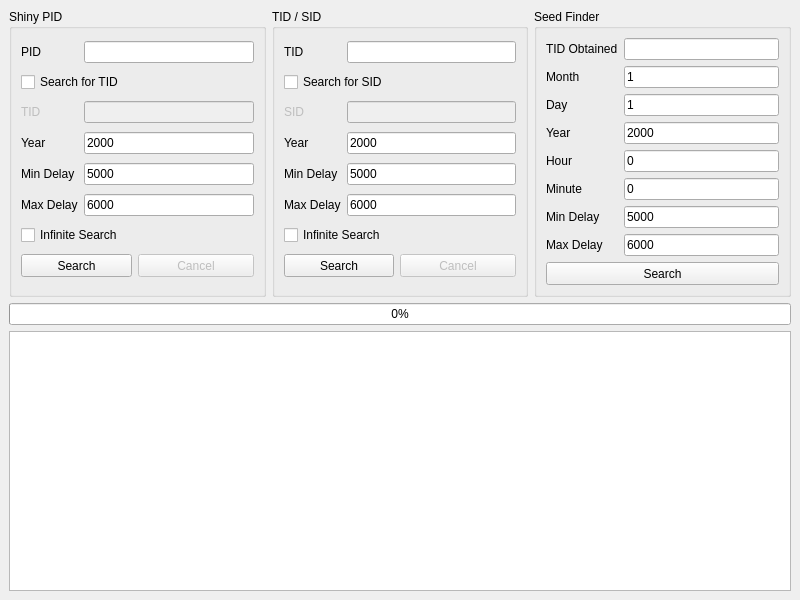
The window that Forms/Gen4/IDs4.ui (Admiral-Fish/PokeFinder) describes before a commit, drawn with Qt 5.
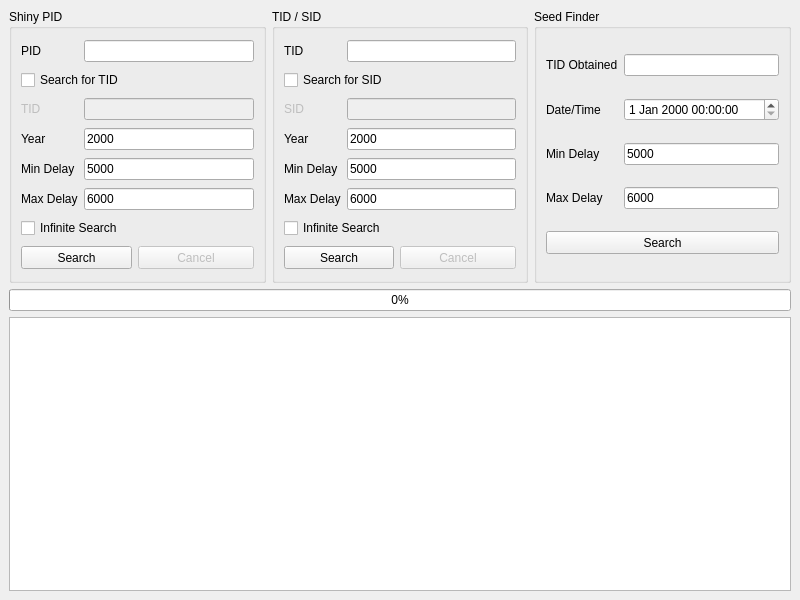
The same window after the commit. Custom widgets are drawn as their Qt base class.

```diff
--- a/Forms/Gen4/IDs4.ui
+++ b/Forms/Gen4/IDs4.ui
@@ -110,7 +110,7 @@
       <property name="sizePolicy">
        <sizepolicy hsizetype="Preferred" vsizetype="Preferred">
         <horstretch>0</horstretch>
-        <verstretch>1</verstretch>
+        <verstretch>2</verstretch>
        </sizepolicy>
       </property>
       <property name="minimumSize">
@@ -124,7 +124,7 @@
       </property>
       <layout class="QGridLayout" name="gridLayout">
        <item row="0" column="0">
-        <widget class="QLabel" name="label">
+        <widget class="QLabel" name="labelShinyPIDPID">
          <property name="sizePolicy">
           <sizepolicy hsizetype="Fixed" vsizetype="Preferred">
            <horstretch>0</horstretch>
@@ -137,7 +137,7 @@
         </widget>
        </item>
        <item row="0" column="1" colspan="2">
-        <widget class="TextBox" name="textBoxPID">
+        <widget class="TextBox" name="textBoxShinyPIDPID">
          <property name="sizePolicy">
           <sizepolicy hsizetype="Preferred" vsizetype="Fixed">
            <horstretch>0</horstretch>
@@ -150,14 +150,14 @@
         </widget>
        </item>
        <item row="1" column="0" colspan="2">
-        <widget class="QCheckBox" name="checkBoxSearchTIDShinyPID">
+        <widget class="QCheckBox" name="checkBoxShinyPIDSearchTID">
          <property name="text">
           <string>Search for TID</string>
          </property>
         </widget>
        </item>
        <item row="2" column="0">
-        <widget class="QLabel" name="label_2">
+        <widget class="QLabel" name="labelShinyPIDTID">
          <property name="enabled">
           <bool>false</bool>
          </property>
@@ -173,7 +173,7 @@
         </widget>
        </item>
        <item row="2" column="1" colspan="2">
-        <widget class="TextBox" name="textBoxTIDShinyPID">
+        <widget class="TextBox" name="textBoxShinyPIDTID">
          <property name="enabled">
           <bool>false</bool>
          </property>
@@ -189,7 +189,7 @@
         </widget>
        </item>
        <item row="3" column="0">
-        <widget class="QLabel" name="label_3">
+        <widget class="QLabel" name="labelShinyPIDYear">
          <property name="sizePolicy">
           <sizepolicy hsizetype="Fixed" vsizetype="Preferred">
            <horstretch>0</horstretch>
@@ -202,7 +202,7 @@
         </widget>
        </item>
        <item row="3" column="1" colspan="2">
-        <widget class="TextBox" name="textBoxYearShinyPID">
+        <widget class="TextBox" name="textBoxShinyPIDYear">
          <property name="sizePolicy">
           <sizepolicy hsizetype="Preferred" vsizetype="Fixed">
            <horstretch>0</horstretch>
@@ -218,7 +218,7 @@
         </widget>
        </item>
        <item row="4" column="0">
-        <widget class="QLabel" name="label_4">
+        <widget class="QLabel" name="labelShinyPIDMinDelay">
          <property name="sizePolicy">
           <sizepolicy hsizetype="Fixed" vsizetype="Preferred">
            <horstretch>0</horstretch>
@@ -231,7 +231,7 @@
         </widget>
        </item>
        <item row="4" column="1" colspan="2">
-        <widget class="TextBox" name="textBoxMinDelayShinyPID">
+        <widget class="TextBox" name="textBoxShinyPIDMinDelay">
          <property name="sizePolicy">
           <sizepolicy hsizetype="Preferred" vsizetype="Fixed">
            <horstretch>0</horstretch>
@@ -247,7 +247,7 @@
         </widget>
        </item>
        <item row="5" column="0">
-        <widget class="QLabel" name="label_5">
+        <widget class="QLabel" name="labelShinyPIDMaxDelay">
          <property name="sizePolicy">
           <sizepolicy hsizetype="Fixed" vsizetype="Preferred">
            <horstretch>0</horstretch>
@@ -260,7 +260,7 @@
         </widget>
        </item>
        <item row="5" column="1" colspan="2">
-        <widget class="TextBox" name="textBoxMaxDelayShinyPID">
+        <widget class="TextBox" name="textBoxShinyPIDMaxDelay">
          <property name="sizePolicy">
           <sizepolicy hsizetype="Preferred" vsizetype="Fixed">
            <horstretch>0</horstretch>
@@ -276,14 +276,14 @@
         </widget>
        </item>
        <item row="6" column="0" colspan="2">
-        <widget class="QCheckBox" name="checkBoxInfiniteSearchShinyPID">
+        <widget class="QCheckBox" name="checkBoxShinyPIDInfiniteSearch">
          <property name="text">
           <string>Infinite Search</string>
          </property>
         </widget>
        </item>
        <item row="7" column="0" colspan="2">
-        <widget class="QPushButton" name="pushButtonSearchShinyPID">
+        <widget class="QPushButton" name="pushButtonShinyPIDSearch">
          <property name="sizePolicy">
           <sizepolicy hsizetype="Preferred" vsizetype="Fixed">
            <horstretch>0</horstretch>
@@ -305,7 +305,7 @@
         </widget>
        </item>
        <item row="7" column="2">
-        <widget class="QPushButton" name="pushButtonCancelShinyPID">
+        <widget class="QPushButton" name="pushButtonShinyPIDCancel">
          <property name="enabled">
           <bool>false</bool>
          </property>
@@ -334,7 +334,7 @@
       <property name="sizePolicy">
        <sizepolicy hsizetype="Preferred" vsizetype="Preferred">
         <horstretch>0</horstretch>
-        <verstretch>1</verstretch>
+        <verstretch>2</verstretch>
        </sizepolicy>
       </property>
       <property name="title">
@@ -342,7 +342,7 @@
       </property>
       <layout class="QGridLayout" name="gridLayout_2">
        <item row="0" column="0">
-        <widget class="QLabel" name="label_9">
+        <widget class="QLabel" name="labelTIDSIDTID">
          <property name="sizePolicy">
           <sizepolicy hsizetype="Fixed" vsizetype="Preferred">
            <horstretch>0</horstretch>
@@ -355,7 +355,7 @@
         </widget>
        </item>
        <item row="0" column="1" colspan="2">
-        <widget class="TextBox" name="textBoxTIDTIDSID">
+        <widget class="TextBox" name="textBoxTIDSIDTID">
          <property name="sizePolicy">
           <sizepolicy hsizetype="Preferred" vsizetype="Fixed">
            <horstretch>0</horstretch>
@@ -368,14 +368,14 @@
         </widget>
        </item>
        <item row="1" column="0" colspan="2">
-        <widget class="QCheckBox" name="checkBoxSearchSID">
+        <widget class="QCheckBox" name="checkBoxTIDSIDSearchSID">
          <property name="text">
           <string>Search for SID</string>
          </property>
         </widget>
        </item>
        <item row="2" column="0">
-        <widget class="QLabel" name="label_8">
+        <widget class="QLabel" name="labelTIDSIDSID">
          <property name="enabled">
           <bool>false</bool>
          </property>
@@ -391,7 +391,7 @@
         </widget>
        </item>
        <item row="2" column="1" colspan="2">
-        <widget class="TextBox" name="textBoxSIDTIDSID">
+        <widget class="TextBox" name="textBoxTIDSIDSID">
          <property name="enabled">
           <bool>false</bool>
          </property>
@@ -407,7 +407,7 @@
         </widget>
        </item>
        <item row="3" column="0">
-        <widget class="QLabel" name="label_6">
+        <widget class="QLabel" name="labelTIDSIDYear">
          <property name="sizePolicy">
           <sizepolicy hsizetype="Fixed" vsizetype="Preferred">
            <horstretch>0</horstretch>
@@ -420,7 +420,7 @@
         </widget>
        </item>
        <item row="3" column="1" colspan="2">
-        <widget class="TextBox" name="textBoxYearTIDSID">
+        <widget class="TextBox" name="textBoxTIDSIDYear">
          <property name="sizePolicy">
           <sizepolicy hsizetype="Preferred" vsizetype="Fixed">
            <horstretch>0</horstretch>
@@ -436,7 +436,7 @@
         </widget>
        </item>
        <item row="4" column="0">
-        <widget class="QLabel" name="label_10">
+        <widget class="QLabel" name="labelTIDSIDMinDelay">
          <property name="sizePolicy">
           <sizepolicy hsizetype="Fixed" vsizetype="Preferred">
            <horstretch>0</horstretch>
@@ -449,7 +449,7 @@
         </widget>
        </item>
        <item row="4" column="1" colspan="2">
-        <widget class="TextBox" name="textBoxMinDelayTIDSID">
+        <widget class="TextBox" name="textBoxTIDSIDMinDelay">
          <property name="sizePolicy">
           <sizepolicy hsizetype="Preferred" vsizetype="Fixed">
            <horstretch>0</horstretch>
@@ -465,7 +465,7 @@
         </widget>
        </item>
        <item row="5" column="0">
-        <widget class="QLabel" name="label_7">
+        <widget class="QLabel" name="labelTIDSIDMaxDelay">
          <property name="sizePolicy">
           <sizepolicy hsizetype="Fixed" vsizetype="Preferred">
            <horstretch>0</horstretch>
@@ -478,7 +478,7 @@
         </widget>
        </item>
        <item row="5" column="1" colspan="2">
-        <widget class="TextBox" name="textBoxMaxDelayTIDSID">
+        <widget class="TextBox" name="textBoxTIDSIDMaxDelay">
          <property name="sizePolicy">
           <sizepolicy hsizetype="Preferred" vsizetype="Fixed">
            <horstretch>0</horstretch>
@@ -494,14 +494,14 @@
         </widget>
        </item>
        <item row="6" column="0" colspan="2">
-        <widget class="QCheckBox" name="checkBoxInfiniteSearchTIDSID">
+        <widget class="QCheckBox" name="checkBoxTIDSIDInfiniteSearch">
          <property name="text">
           <string>Infinite Search</string>
          </property>
         </widget>
        </item>
        <item row="7" column="0" colspan="2">
-        <widget class="QPushButton" name="pushButtonSearchTIDSID">
+        <widget class="QPushButton" name="pushButtonTIDSIDSearch">
          <property name="sizePolicy">
           <sizepolicy hsizetype="Preferred" vsizetype="Fixed">
            <horstretch>0</horstretch>
@@ -523,7 +523,7 @@
         </widget>
        </item>
        <item row="7" column="2">
-        <widget class="QPushButton" name="pushButtonCancelTIDSID">
+        <widget class="QPushButton" name="pushButtonTIDSIDCancel">
          <property name="enabled">
           <bool>false</bool>
          </property>
@@ -552,7 +552,7 @@
       <property name="sizePolicy">
        <sizepolicy hsizetype="Preferred" vsizetype="Preferred">
         <horstretch>0</horstretch>
-        <verstretch>1</verstretch>
+        <verstretch>2</verstretch>
        </sizepolicy>
       </property>
       <property name="title">
@@ -560,7 +560,7 @@
       </property>
       <layout class="QGridLayout" name="gridLayout_3">
        <item row="0" column="0">
-        <widget class="QLabel" name="label_11">
+        <widget class="QLabel" name="labelSeedFinderTID">
          <property name="sizePolicy">
           <sizepolicy hsizetype="Fixed" vsizetype="Preferred">
            <horstretch>0</horstretch>
@@ -573,7 +573,7 @@
         </widget>
        </item>
        <item row="0" column="1">
-        <widget class="QLineEdit" name="textBoxTIDSeedFinder">
+        <widget class="QLineEdit" name="textBoxSeedFinderTID">
          <property name="sizePolicy">
           <sizepolicy hsizetype="Preferred" vsizetype="Fixed">
            <horstretch>0</horstretch>
@@ -583,36 +583,32 @@
         </widget>
        </item>
        <item row="1" column="0">
-        <widget class="QLabel" name="label_12">
-         <property name="sizePolicy">
-          <sizepolicy hsizetype="Fixed" vsizetype="Preferred">
-           <horstretch>0</horstretch>
-           <verstretch>0</verstretch>
-          </sizepolicy>
-         </property>
+        <widget class="QLabel" name="labelSeedFinderDateTime">
          <property name="text">
-          <string>Month</string>
+          <string>Date/Time</string>
          </property>
         </widget>
        </item>
        <item row="1" column="1">
-        <widget class="QLineEdit" name="textBoxMonthSeedFinder">
-         <property name="sizePolicy">
-          <sizepolicy hsizetype="Preferred" vsizetype="Fixed">
-           <horstretch>0</horstretch>
-           <verstretch>0</verstretch>
-          </sizepolicy>
+        <widget class="QDateTimeEdit" name="dateTimeEdit">
+         <property name="maximumDate">
+          <date>
+           <year>2099</year>
+           <month>12</month>
+           <day>31</day>
+          </date>
          </property>
-         <property name="text">
-          <string notr="true">1</string>
-         </property>
-         <property name="maxLength">
-          <number>2</number>
+         <property name="minimumDate">
+          <date>
+           <year>2000</year>
+           <month>1</month>
+           <day>1</day>
+          </date>
          </property>
         </widget>
        </item>
        <item row="2" column="0">
-        <widget class="QLabel" name="label_13">
+        <widget class="QLabel" name="labelSeedFinderMinDelay">
          <property name="sizePolicy">
           <sizepolicy hsizetype="Fixed" vsizetype="Preferred">
            <horstretch>0</horstretch>
@@ -620,12 +616,12 @@
           </sizepolicy>
          </property>
          <property name="text">
-          <string>Day</string>
+          <string>Min Delay</string>
          </property>
         </widget>
        </item>
        <item row="2" column="1">
-        <widget class="QLineEdit" name="textBoxDaySeedFinder">
+        <widget class="QLineEdit" name="textBoxSeedFinderMinDelay">
          <property name="sizePolicy">
           <sizepolicy hsizetype="Preferred" vsizetype="Fixed">
            <horstretch>0</horstretch>
@@ -633,15 +629,15 @@
           </sizepolicy>
          </property>
          <property name="text">
-          <string notr="true">1</string>
+          <string notr="true">5000</string>
          </property>
          <property name="maxLength">
-          <number>2</number>
+          <number>10</number>
          </property>
         </widget>
        </item>
        <item row="3" column="0">
-        <widget class="QLabel" name="label_14">
+        <widget class="QLabel" name="labelSeedFinderMaxDelay">
          <property name="sizePolicy">
           <sizepolicy hsizetype="Fixed" vsizetype="Preferred">
            <horstretch>0</horstretch>
@@ -649,128 +645,12 @@
           </sizepolicy>
          </property>
          <property name="text">
-          <string>Year</string>
+          <string>Max Delay</string>
          </property>
         </widget>
        </item>
        <item row="3" column="1">
-        <widget class="QLineEdit" name="textBoxYearSeedFinder">
-         <property name="sizePolicy">
-          <sizepolicy hsizetype="Preferred" vsizetype="Fixed">
-           <horstretch>0</horstretch>
-           <verstretch>0</verstretch>
-          </sizepolicy>
-         </property>
-         <property name="text">
-          <string notr="true">2000</string>
-         </property>
-         <property name="maxLength">
-          <number>4</number>
-         </property>
-        </widget>
-       </item>
-       <item row="4" column="0">
-        <widget class="QLabel" name="label_15">
-         <property name="sizePolicy">
-          <sizepolicy hsizetype="Fixed" vsizetype="Preferred">
-           <horstretch>0</horstretch>
-           <verstretch>0</verstretch>
-          </sizepolicy>
-         </property>
-         <property name="text">
-          <string>Hour</string>
-         </property>
-        </widget>
-       </item>
-       <item row="4" column="1">
-        <widget class="QLineEdit" name="textBoxHourSeedFinder">
-         <property name="sizePolicy">
-          <sizepolicy hsizetype="Preferred" vsizetype="Fixed">
-           <horstretch>0</horstretch>
-           <verstretch>0</verstretch>
-          </sizepolicy>
-         </property>
-         <property name="text">
-          <string notr="true">0</string>
-         </property>
-         <property name="maxLength">
-          <number>2</number>
-         </property>
-        </widget>
-       </item>
-       <item row="5" column="0">
-        <widget class="QLabel" name="label_16">
-         <property name="sizePolicy">
-          <sizepolicy hsizetype="Fixed" vsizetype="Preferred">
-           <horstretch>0</horstretch>
-           <verstretch>0</verstretch>
-          </sizepolicy>
-         </property>
-         <property name="text">
-          <string>Minute</string>
-         </property>
-        </widget>
-       </item>
-       <item row="5" column="1">
-        <widget class="QLineEdit" name="textBoxMinuteSeedFinder">
-         <property name="sizePolicy">
-          <sizepolicy hsizetype="Preferred" vsizetype="Fixed">
-           <horstretch>0</horstretch>
-           <verstretch>0</verstretch>
-          </sizepolicy>
-         </property>
-         <property name="text">
-          <string notr="true">0</string>
-         </property>
-         <property name="maxLength">
-          <number>2</number>
-         </property>
-        </widget>
-       </item>
-       <item row="6" column="0">
-        <widget class="QLabel" name="label_17">
-         <property name="sizePolicy">
-          <sizepolicy hsizetype="Fixed" vsizetype="Preferred">
-           <horstretch>0</horstretch>
-           <verstretch>0</verstretch>
-          </sizepolicy>
-         </property>
-         <property name="text">
-          <string>Min Delay</string>
-         </property>
-        </widget>
-       </item>
-       <item row="6" column="1">
-        <widget class="QLineEdit" name="textBoxMinDelaySeedFinder">
-         <property name="sizePolicy">
-          <sizepolicy hsizetype="Preferred" vsizetype="Fixed">
-           <horstretch>0</horstretch>
-           <verstretch>0</verstretch>
-          </sizepolicy>
-         </property>
-         <property name="text">
-          <string notr="true">5000</string>
-         </property>
-         <property name="maxLength">
-          <number>10</number>
-         </property>
-        </widget>
-       </item>
-       <item row="7" column="0">
-        <widget class="QLabel" name="label_18">
-         <property name="sizePolicy">
-          <sizepolicy hsizetype="Fixed" vsizetype="Preferred">
-           <horstretch>0</horstretch>
-           <verstretch>0</verstretch>
-          </sizepolicy>
-         </property>
-         <property name="text">
-          <string>Max Delay</string>
-         </property>
-        </widget>
-       </item>
-       <item row="7" column="1">
-        <widget class="QLineEdit" name="textBoxMaxDelaySeedFinder">
+        <widget class="QLineEdit" name="textBoxSeedFinderMaxDelay">
          <property name="sizePolicy">
           <sizepolicy hsizetype="Preferred" vsizetype="Fixed">
            <horstretch>0</horstretch>
@@ -785,8 +665,8 @@
          </property>
         </widget>
        </item>
-       <item row="8" column="0" colspan="2">
-        <widget class="QPushButton" name="pushButtonSearchSeedFinder">
+       <item row="4" column="0" colspan="2">
+        <widget class="QPushButton" name="pushButtonSeedFinderSearch">
          <property name="sizePolicy">
           <sizepolicy hsizetype="Preferred" vsizetype="Fixed">
            <horstretch>0</horstretch>
@@ -832,16 +712,6 @@
     </item>
    </layout>
   </widget>
-  <widget class="QMenuBar" name="menubar">
-   <property name="geometry">
-    <rect>
-     <x>0</x>
-     <y>0</y>
-     <width>800</width>
-     <height>21</height>
-    </rect>
-   </property>
-  </widget>
  </widget>
  <customwidgets>
   <customwidget>
```
Left out of the diff: 115 changed lines with no effect on the pictures.
